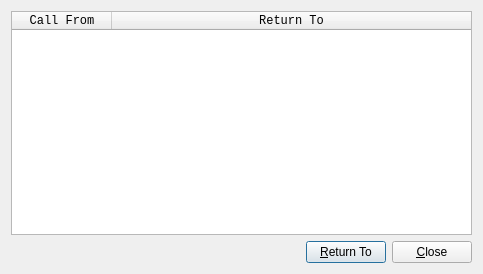
First picture: the form in plugins/Backtrace/DialogBacktrace.ui, repository eteran/edb-debugger, before the edit.
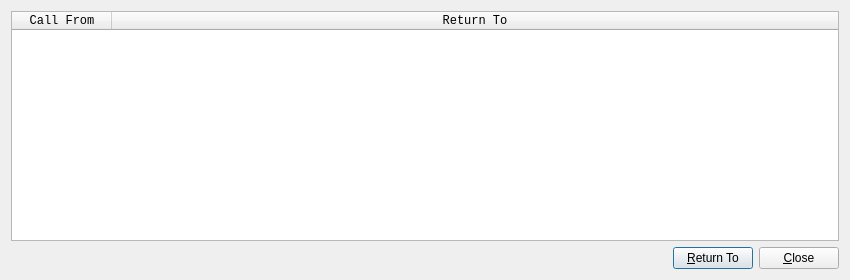
Second picture: the form after the edit. Icons and pictures are not drawn.

Commit message: improved the backtrack dialog's code a bunch fixed issue #424

Diff of the .ui file:
```diff
--- a/plugins/Backtrace/DialogBacktrace.ui
+++ b/plugins/Backtrace/DialogBacktrace.ui
@@ -6,8 +6,8 @@
    <rect>
     <x>0</x>
     <y>0</y>
-    <width>483</width>
-    <height>274</height>
+    <width>850</width>
+    <height>280</height>
    </rect>
   </property>
   <property name="windowTitle">
```
Left out of the diff: 7 changed lines with no effect on the pictures. The commit also changes 2 other files.
